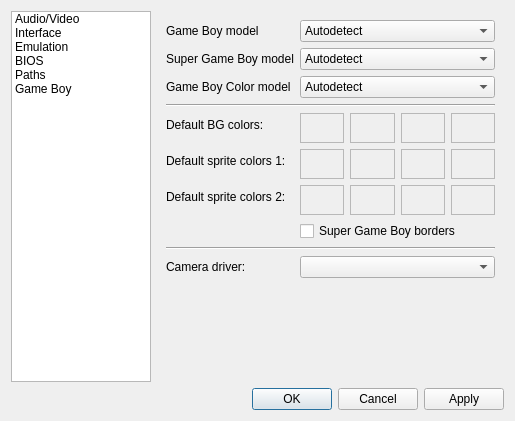
The window that Libretro/mgba/src/platform/qt/SettingsView.ui (kiddreads/Avalon-copy2) describes before a commit, drawn with Qt 5.
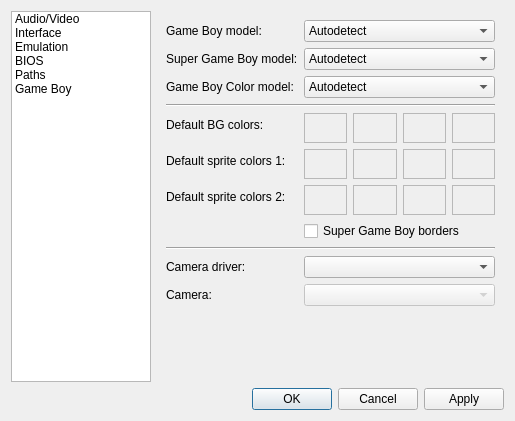
The same window after the commit. The open tabs and pages were chosen to show the change.

```diff
--- a/Libretro/mgba/src/platform/qt/SettingsView.ui
+++ b/Libretro/mgba/src/platform/qt/SettingsView.ui
@@ -1210,7 +1210,7 @@
        <item row="0" column="0">
         <widget class="QLabel" name="label_29">
          <property name="text">
-          <string>Game Boy model</string>
+          <string>Game Boy model:</string>
          </property>
         </widget>
        </item>
@@ -1246,7 +1246,7 @@
        <item row="1" column="0">
         <widget class="QLabel" name="label_32">
          <property name="text">
-          <string>Super Game Boy model</string>
+          <string>Super Game Boy model:</string>
          </property>
         </widget>
        </item>
@@ -1282,7 +1282,7 @@
        <item row="2" column="0">
         <widget class="QLabel" name="label_33">
          <property name="text">
-          <string>Game Boy Color model</string>
+          <string>Game Boy Color model:</string>
          </property>
         </widget>
        </item>
@@ -1614,6 +1614,26 @@
          </property>
         </widget>
        </item>
+       <item row="10" column="0">
+        <widget class="QLabel" name="label_35">
+         <property name="text">
+          <string>Camera:</string>
+         </property>
+        </widget>
+       </item>
+       <item row="10" column="1">
+        <widget class="QComboBox" name="camera">
+         <property name="enabled">
+          <bool>false</bool>
+         </property>
+         <property name="sizePolicy">
+          <sizepolicy hsizetype="Expanding" vsizetype="Fixed">
+           <horstretch>0</horstretch>
+           <verstretch>0</verstretch>
+          </sizepolicy>
+         </property>
+        </widget>
+       </item>
       </layout>
      </widget>
     </widget>
```
